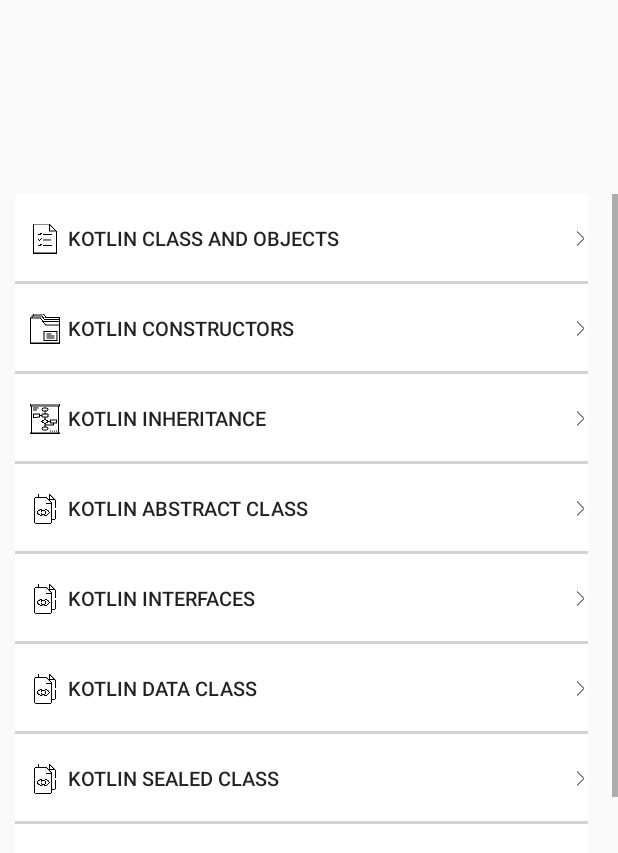
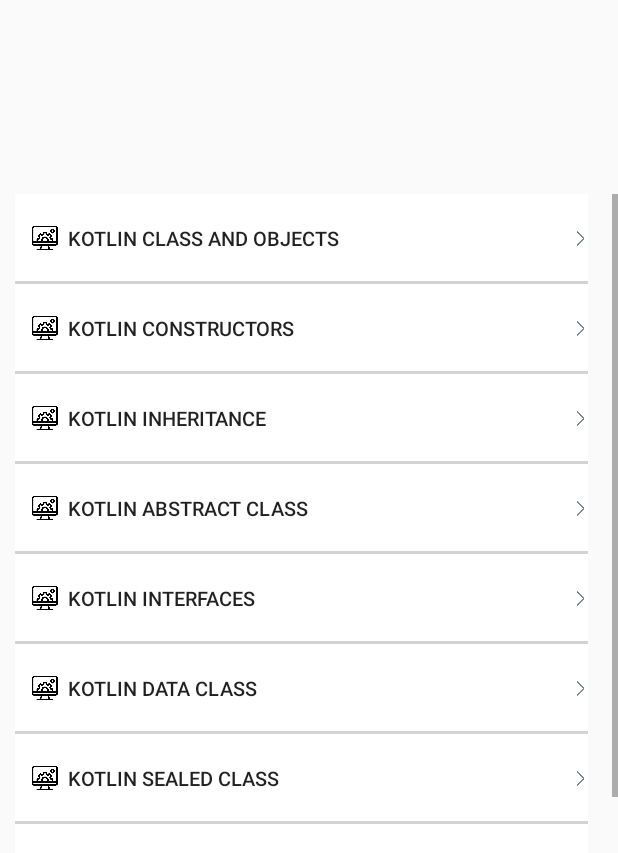
Before and after one commit to nanda248/kotlinHub, an Android app: the ActivityOOP screen opened directly, with no data from a screen before it, on a phone screen of 412 x 824 dp, the part 383-1236 px from its top. Run offline under Robolectric (Android 15) with nearby library versions, the phone set to English and light mode, and no system bars.

Commit message:
Link popupWindow to Quiz + change of icons

```diff
--- a/app/src/main/res/layout/activity_function.xml
+++ b/app/src/main/res/layout/activity_function.xml
@@ -59,7 +59,7 @@
                     android:layout_marginLeft="10dp"
                     android:layout_marginRight="5dp"
                     android:layout_gravity="center_vertical"
-                    android:src="@drawable/overview"/>
+                    android:src="@drawable/basic_type"/>
 
                 <Button
                     android:id="@+id/btn_topic13"
@@ -115,7 +115,7 @@
                     android:layout_marginLeft="10dp"
                     android:layout_marginRight="5dp"
                     android:layout_gravity="center_vertical"
-                    android:src="@drawable/flow_control"/>
+                    android:src="@drawable/basic_type"/>
 
                 <Button
                     android:id="@+id/btn_topic15"
--- a/app/src/main/res/layout/activity_oop.xml
+++ b/app/src/main/res/layout/activity_oop.xml
@@ -58,7 +58,7 @@
                     android:layout_marginLeft="10dp"
                     android:layout_marginRight="5dp"
                     android:layout_gravity="center_vertical"
-                    android:src="@drawable/overview"/>
+                    android:src="@drawable/oop"/>
 
                 <Button
                     android:id="@+id/btn_topic16"
@@ -86,7 +86,7 @@
                     android:layout_marginLeft="10dp"
                     android:layout_marginRight="5dp"
                     android:layout_gravity="center_vertical"
-                    android:src="@drawable/basic_type"/>
+                    android:src="@drawable/oop"/>
 
                 <Button
                     android:id="@+id/btn_topic17"
@@ -114,7 +114,7 @@
                     android:layout_marginLeft="10dp"
                     android:layout_marginRight="5dp"
                     android:layout_gravity="center_vertical"
-                    android:src="@drawable/flow_control"/>
+                    android:src="@drawable/oop"/>
 
                 <Button
                     android:id="@+id/btn_topic18"
@@ -142,7 +142,7 @@
                     android:layout_marginLeft="10dp"
                     android:layout_marginRight="5dp"
                     android:layout_gravity="center_vertical"
-                    android:src="@drawable/visibility"/>
+                    android:src="@drawable/oop"/>
 
                 <Button
                     android:id="@+id/btn_topic19"
@@ -170,7 +170,7 @@
                     android:layout_marginLeft="10dp"
                     android:layout_marginRight="5dp"
                     android:layout_gravity="center_vertical"
-                    android:src="@drawable/visibility"/>
+                    android:src="@drawable/oop"/>
 
                 <Button
                     android:id="@+id/btn_topic20"
@@ -198,7 +198,7 @@
                     android:layout_marginLeft="10dp"
                     android:layout_marginRight="5dp"
                     android:layout_gravity="center_vertical"
-                    android:src="@drawable/visibility"/>
+                    android:src="@drawable/oop"/>
 
                 <Button
                     android:id="@+id/btn_topic21"
@@ -226,7 +226,7 @@
                     android:layout_marginLeft="10dp"
                     android:layout_marginRight="5dp"
                     android:layout_gravity="center_vertical"
-                    android:src="@drawable/visibility"/>
+                    android:src="@drawable/oop"/>
 
                 <Button
                     android:id="@+id/btn_topic22"
@@ -254,7 +254,7 @@
                     android:layout_marginLeft="10dp"
                     android:layout_marginRight="5dp"
                     android:layout_gravity="center_vertical"
-                    android:src="@drawable/visibility"/>
+                    android:src="@drawable/oop"/>
 
                 <Button
                     android:id="@+id/btn_topic23"
```
Also changed, not shown: app/src/main/res/layout/activity_basic_concepts.xml (+5 -5 lines), app/src/main/res/layout/activity_flow_control.xml (+5 -5 lines), app/src/main/res/drawable/oop.png (added).
